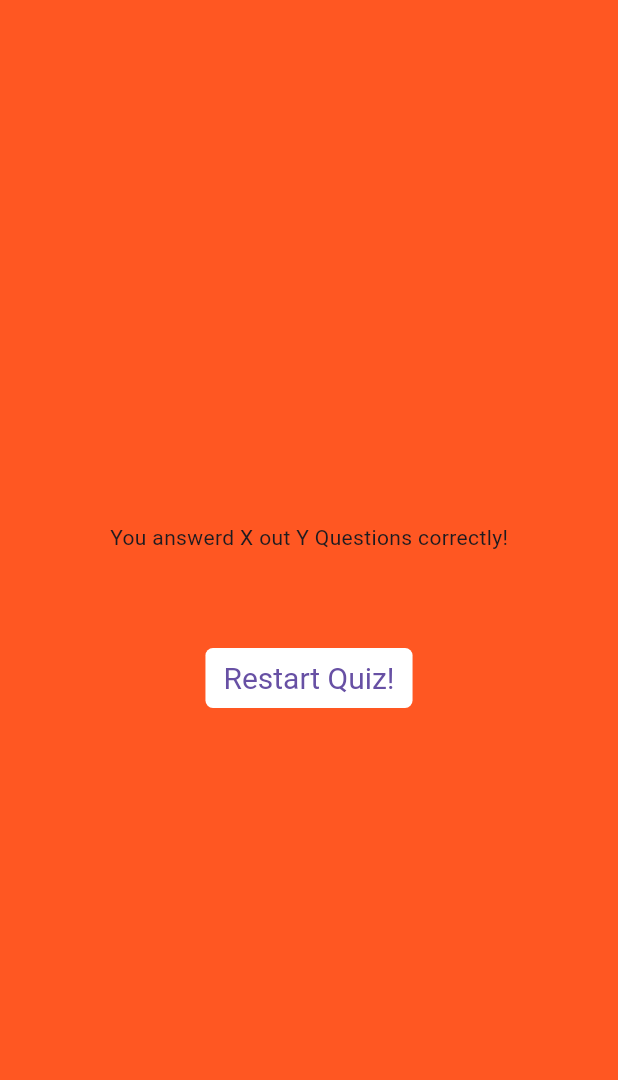
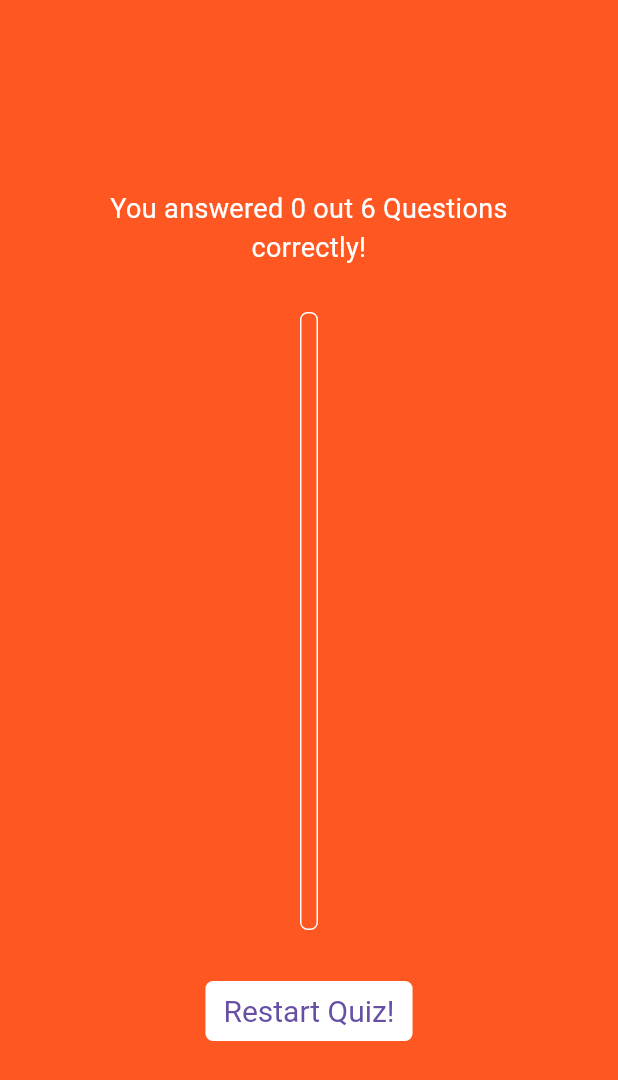
Before and after one commit to mithun00gowda/advance_flutter_concept, a Flutter app: the ResultsScreen screen opened directly with empty values, on a phone screen of 412 x 824 dp. Shown: the top 1080 px of the screen. Run offline on Flutter 3.47's test engine with Material 3 defaults, Android fonts, the phone set to English and light mode, and no system bars; our stand-ins replace google_fonts.

Commit message:
complete the code

```diff
--- a/lib/screen/results_screen.dart
+++ b/lib/screen/results_screen.dart
@@ -3,9 +3,10 @@ import 'package:advance_basics/widgets/question_summery.dart';
 import 'package:flutter/material.dart';
 
 class ResultsScreen extends StatelessWidget {
-  const ResultsScreen({super.key,required this.choosenAnswers});
+  const ResultsScreen({super.key,required this.choosenAnswers,required this.reStart});
 
   final List<String> choosenAnswers;
+  final void Function() reStart;
   List<Map<String,Object>> getSummeryData(){
     final List<Map<String,Object>> summery = [];
     for(var i = 0;i<choosenAnswers.length;i++){
@@ -20,6 +21,11 @@ class ResultsScreen extends StatelessWidget {
   }
   @override
   Widget build(BuildContext context) {
+    final summaryData = getSummeryData();
+    final numTotalQuestion = questions.length;
+    final numCorrectQuestion = summaryData.where((data){
+      return data['user_answer'] == data['correct_answer'];
+    }).length;
     return Scaffold(
       body: SizedBox(
         width: double.infinity,
@@ -28,11 +34,11 @@ class ResultsScreen extends StatelessWidget {
           child: Column(
             mainAxisAlignment: MainAxisAlignment.center,
             children: [
-              Text('You answerd X out Y Questions correctly!'),
+              Text('You answered $numCorrectQuestion out $numTotalQuestion Questions correctly!',style: TextStyle(fontSize: 18,color: Colors.white),textAlign: TextAlign.center,),
               SizedBox(height: 30,),
-              QuestionSummery(summeryData: getSummeryData()),
+              QuestionSummery(summeryData: summaryData),
               SizedBox(height: 30,),
-              TextButton(onPressed: (){}, child: Text('Restart Quiz!'))
+              TextButton(onPressed: reStart, child: Text('Restart Quiz!'))
             ],
           ),
         ),
--- a/lib/widgets/question_summery.dart
+++ b/lib/widgets/question_summery.dart
@@ -1,3 +1,4 @@
+import 'package:advance_basics/utils/constants.dart';
 import 'package:flutter/material.dart';
 
 class QuestionSummery extends StatelessWidget {
@@ -7,22 +8,46 @@ class QuestionSummery extends StatelessWidget {
 
   @override
   Widget build(BuildContext context) {
-    return Column(
+    return Container(
+      decoration: BoxDecoration(
+        border: Border.all(
+          color: Colors.white
+        ),
+        borderRadius: BorderRadius.circular(5),
+      ),
+      padding: EdgeInsets.all(5),
+      height: MediaQuery.of(context).size.height*0.5,
+      child: SingleChildScrollView(
+        child: Column(
           children: summeryData.map((elements){
             return Row(
+              crossAxisAlignment: CrossAxisAlignment.start,
+              mainAxisAlignment: MainAxisAlignment.spaceBetween,
               children: [
-            Text(((elements['question_index'] as int) + 1).toString()),
-            Column(
+                Container(
+                    padding: EdgeInsets.symmetric(vertical: 5,horizontal: 11),
+                    decoration: BoxDecoration(
+                      borderRadius: BorderRadius.circular(50),
+                      color: (elements['correct_answer'] == elements['user_answer']) ? Colors.green : Colors.deepOrangeAccent
+                    ),
+                    child: Text(((elements['question_index'] as int) + 1).toString())),
+                SizedBox(width: 5,),
+                Expanded(
+                  child: Column(
+                    crossAxisAlignment: CrossAxisAlignment.start,
                     children: [
-                Text(elements['questions'] as String),
+                      Text(elements['questions'] as String,style: TextStyle(fontSize: 16,color: Colors.white),),
                       SizedBox(height: 5,),
-                Text(elements['correct_answer'] as String),
-                Text(elements['user_answer'] as String)
+                      Text(elements['correct_answer'] as String,style: TextStyle(fontSize: 14,color: Colors.white60),textAlign: TextAlign.start,),
+                      Text(elements['user_answer'] as String,style: TextStyle(fontSize: 14),)
                     ],
+                  ),
                 )
               ],
             );
           }).toList(),
+        ),
+      ),
     );
   }
 }
```
Also changed, not shown: lib/screen/quiz.dart (+8 -1 lines). Lines whose indentation alone changed are shown as unchanged.
